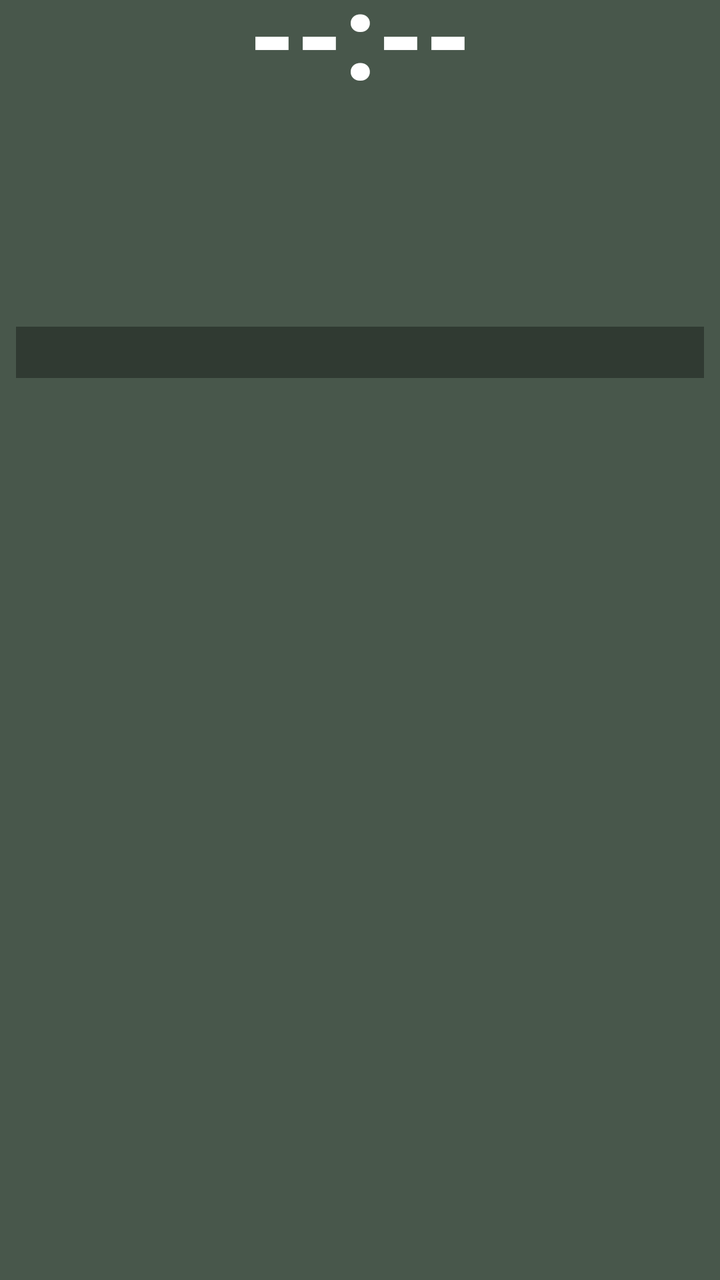
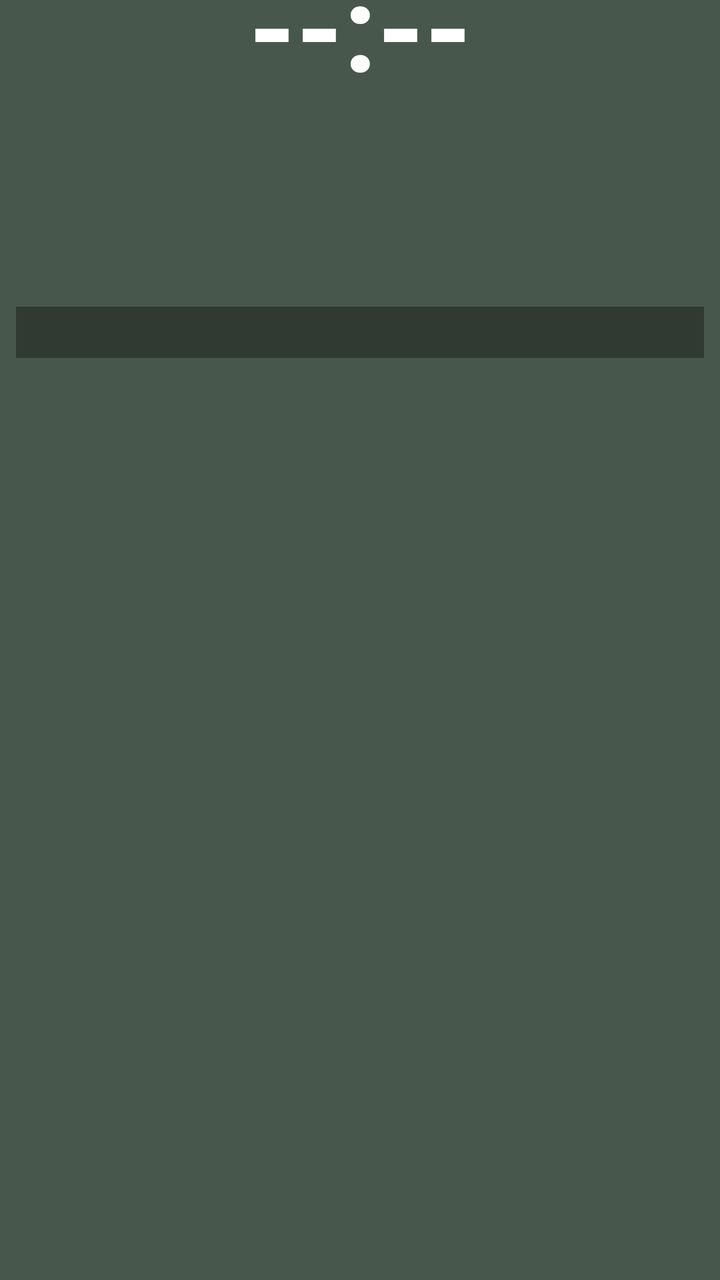

Before-and-after screenshots of an Android layout around one commit, followed by the original layout XML and the change that was made.
<!-- AndroidManifest.xml: fallback theme Theme.MaterialComponents.DayNight.NoActionBar -->
<!-- res/layout/prayer_widget_layout.xml -->
<?xml version="1.0" encoding="utf-8"?>
<LinearLayout xmlns:android="http://schemas.android.com/apk/res/android"
    android:layout_width="match_parent"
    android:layout_height="match_parent"
    android:orientation="vertical"
    android:background="@drawable/widget_background"
    android:paddingStart="8dp"
    android:paddingEnd="8dp"
    android:paddingTop="0dp"
    android:paddingBottom="8dp">

    
    <TextView
        android:id="@+id/widget_time"
        android:layout_width="match_parent"
        android:layout_height="wrap_content"
        android:layout_marginTop="-16dp"
        android:text="--:--"
        android:textColor="#FFFFFF"
        android:textSize="60sp"
        android:textStyle="bold"
        android:includeFontPadding="false"
        android:gravity="center" />

    
    <LinearLayout
        android:layout_width="match_parent"
        android:layout_height="wrap_content"
        android:layout_marginTop="-14dp"
        android:orientation="horizontal"
        android:gravity="center_vertical">

        <TextView
            android:id="@+id/widget_day"
            android:layout_width="0dp"
            android:layout_height="wrap_content"
            android:layout_weight="3"
            android:text=""
            android:textColor="#FFFFFF"
            android:textSize="25sp"
            android:textStyle="bold"
            android:includeFontPadding="false"
            android:singleLine="true"
            android:ellipsize="end" />

        <TextView
            android:id="@+id/widget_weather"
            android:layout_width="0dp"
            android:layout_height="wrap_content"
            android:layout_weight="4"
            android:text=""
            android:textColor="#80DEEA"
            android:textSize="13sp"
            android:textStyle="bold"
            android:gravity="end"
            android:singleLine="true"
            android:ellipsize="start" />

    </LinearLayout>

    
    <LinearLayout
        android:layout_width="match_parent"
        android:layout_height="wrap_content"
        android:layout_marginTop="6dp"
        android:orientation="horizontal">

        
        <LinearLayout
            android:layout_width="0dp"
            android:layout_height="wrap_content"
            android:layout_weight="1"
            android:orientation="vertical">

            <TextView
                android:id="@+id/widget_gregorian"
                android:layout_width="wrap_content"
                android:layout_height="wrap_content"
                android:text=""
                android:textColor="#E0E0E0"
                android:textSize="16sp"
                android:textStyle="bold" />

            <TextView
                android:id="@+id/widget_hijri"
                android:layout_width="wrap_content"
                android:layout_height="wrap_content"
                android:layout_marginTop="3dp"
                android:text=""
                android:textColor="#FFD54F"
                android:textSize="15sp"
                android:textStyle="bold" />

            <TextView
                android:id="@+id/widget_bangla_date"
                android:layout_width="wrap_content"
                android:layout_height="wrap_content"
                android:layout_marginTop="3dp"
                android:text=""
                android:textColor="#80DEEA"
                android:textSize="15sp"
                android:textStyle="bold" />

        </LinearLayout>

        
        <LinearLayout
            android:layout_width="0dp"
            android:layout_height="wrap_content"
            android:layout_weight="1"
            android:orientation="vertical">

            <TextView
                android:id="@+id/widget_sunrise"
                android:layout_width="wrap_content"
                android:layout_height="wrap_content"
                android:text=""
                android:textColor="#FFD54F"
                android:textSize="14sp"
                android:textStyle="bold" />

            <TextView
                android:id="@+id/widget_sunset"
                android:layout_width="wrap_content"
                android:layout_height="wrap_content"
                android:layout_marginTop="2dp"
                android:text=""
                android:textColor="#FFD54F"
                android:textSize="14sp"
                android:textStyle="bold" />

            <TextView
                android:id="@+id/widget_sehri"
                android:layout_width="wrap_content"
                android:layout_height="wrap_content"
                android:layout_marginTop="2dp"
                android:text=""
                android:textColor="#00E676"
                android:textSize="14sp"
                android:textStyle="bold" />

            <TextView
                android:id="@+id/widget_iftar"
                android:layout_width="wrap_content"
                android:layout_height="wrap_content"
                android:layout_marginTop="2dp"
                android:text=""
                android:textColor="#00E676"
                android:textSize="14sp"
                android:textStyle="bold" />

        </LinearLayout>
    </LinearLayout>

    
    <TextView
        android:id="@+id/widget_alert"
        android:layout_width="match_parent"
        android:layout_height="wrap_content"
        android:layout_marginTop="5dp"
        android:paddingTop="4dp"
        android:paddingBottom="4dp"
        android:paddingStart="4dp"
        android:paddingEnd="4dp"
        android:background="#55000000"
        android:text=""
        android:textColor="#FFD54F"
        android:textSize="13sp"
        android:textStyle="bold"
        android:gravity="start"
        android:maxLines="7"
        android:ellipsize="end" />

</LinearLayout>
<!-- resources referenced by this layout -->
<resources>
  <!-- drawable widget_background (drawable) -->
  <?xml version="1.0" encoding="utf-8"?>
  <shape xmlns:android="http://schemas.android.com/apk/res/android"
      android:shape="rectangle">
      <solid android:color="#CC1B2E1F" />
  </shape>
</resources>

<!-- the commit's change to res/layout/prayer_widget_layout.xml (unified diff, before → after) -->
@@ -14,7 +14,7 @@
         android:id="@+id/widget_time"
         android:layout_width="match_parent"
         android:layout_height="wrap_content"
-        android:layout_marginTop="-16dp"
+        android:layout_marginTop="-20dp"
         android:text="--:--"
         android:textColor="#FFFFFF"
         android:textSize="60sp"
@@ -26,7 +26,7 @@
     <LinearLayout
         android:layout_width="match_parent"
         android:layout_height="wrap_content"
-        android:layout_marginTop="-14dp"
+        android:layout_marginTop="-20dp"
         android:orientation="horizontal"
         android:gravity="center_vertical">
 
